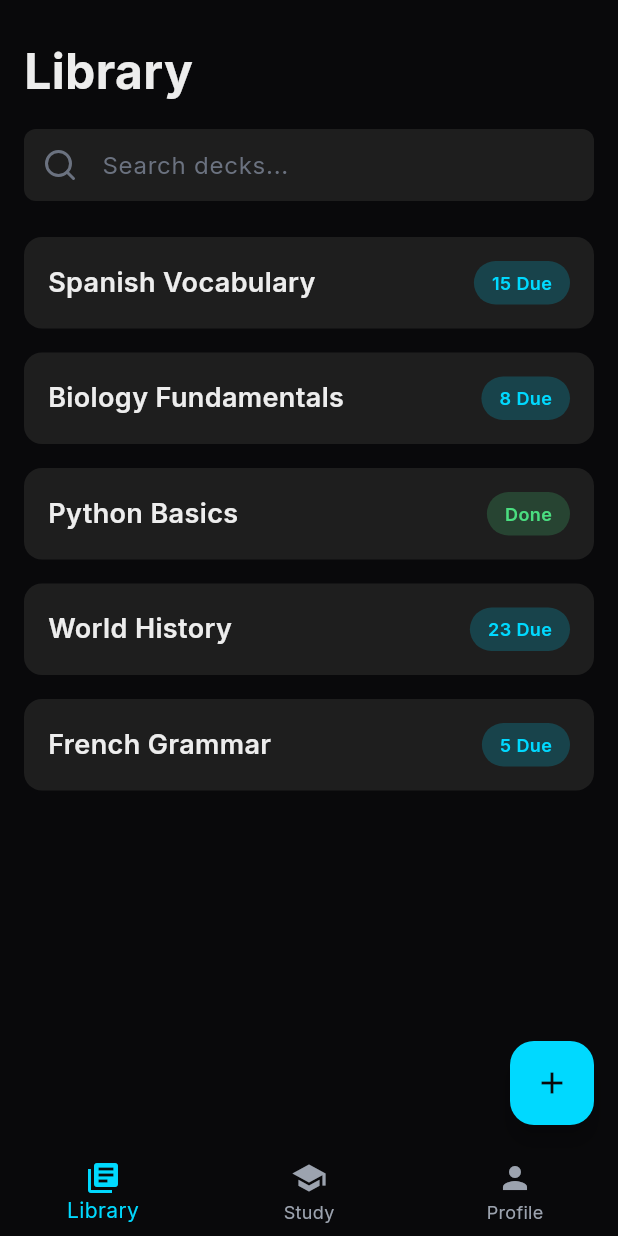
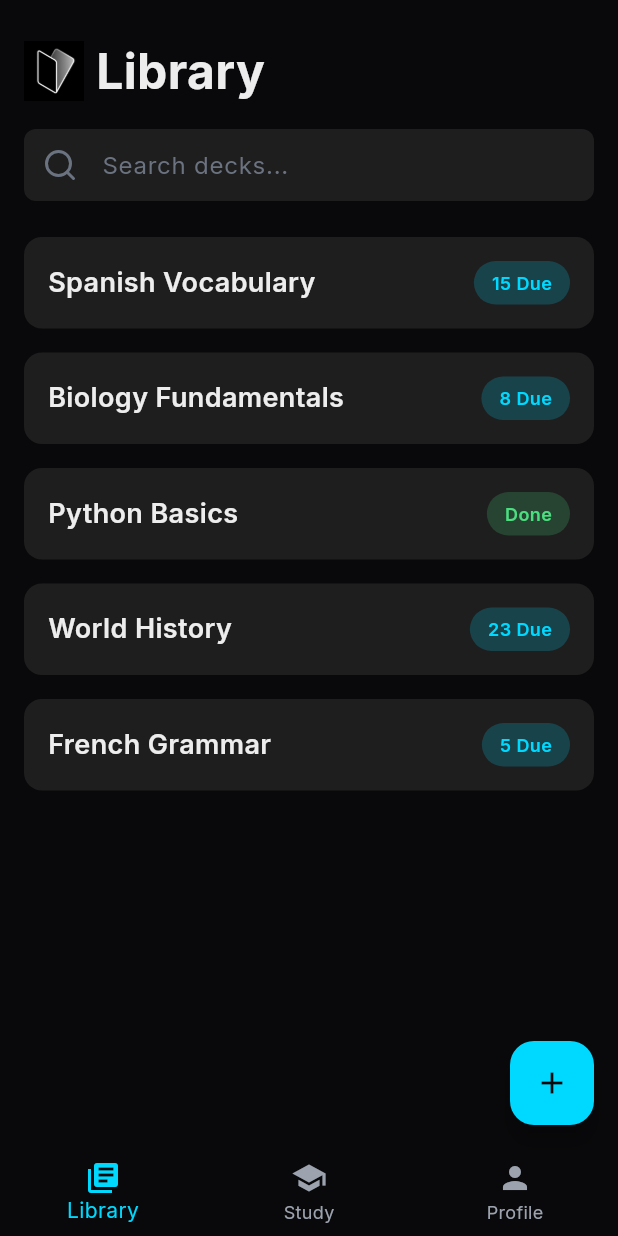
Before and after one commit to ComsIndeed/project_2359, a Flutter app: the screen it shows after launch, on a phone screen of 412 x 824 dp. Run offline on Flutter 3.47's test engine with Material 3 defaults, Android fonts, the light colour scheme and no system bars; our stand-ins replace file_picker, flutter_heatmap_calendar, google_fonts, lucide_icons; missing offline and left inert: flutter_displaymode.

Commit message:
Refactor code structure for improved readability and maintainability

```diff
--- a/lib/features/library/presentation/library_screen.dart
+++ b/lib/features/library/presentation/library_screen.dart
@@ -100,6 +100,10 @@ class _LibraryScreenState extends State<LibraryScreen> {
               child: Column(
                 crossAxisAlignment: CrossAxisAlignment.start,
                 children: [
+                  Row(
+                    children: [
+                      Image.asset('assets/app_icon.png', width: 40, height: 40),
+                      const SizedBox(width: 8),
                       Text(
                         'Library',
                         style: GoogleFonts.inter(
@@ -107,6 +111,8 @@ class _LibraryScreenState extends State<LibraryScreen> {
                           fontWeight: FontWeight.bold,
                           color: const Color(0xFFEDEDED),
                         ),
+                      ),
+                    ],
                   ),
                   const SizedBox(height: 16),
                   // Search bar
--- a/pubspec.yaml
+++ b/pubspec.yaml
@@ -26,3 +26,5 @@ dev_dependencies:
 
 flutter:
   uses-material-design: true
+  assets:
+    - assets/app_icon.png
```
Also changed, not shown: assets/app_icon.png (added). Lines whose indentation alone changed are shown as unchanged.
